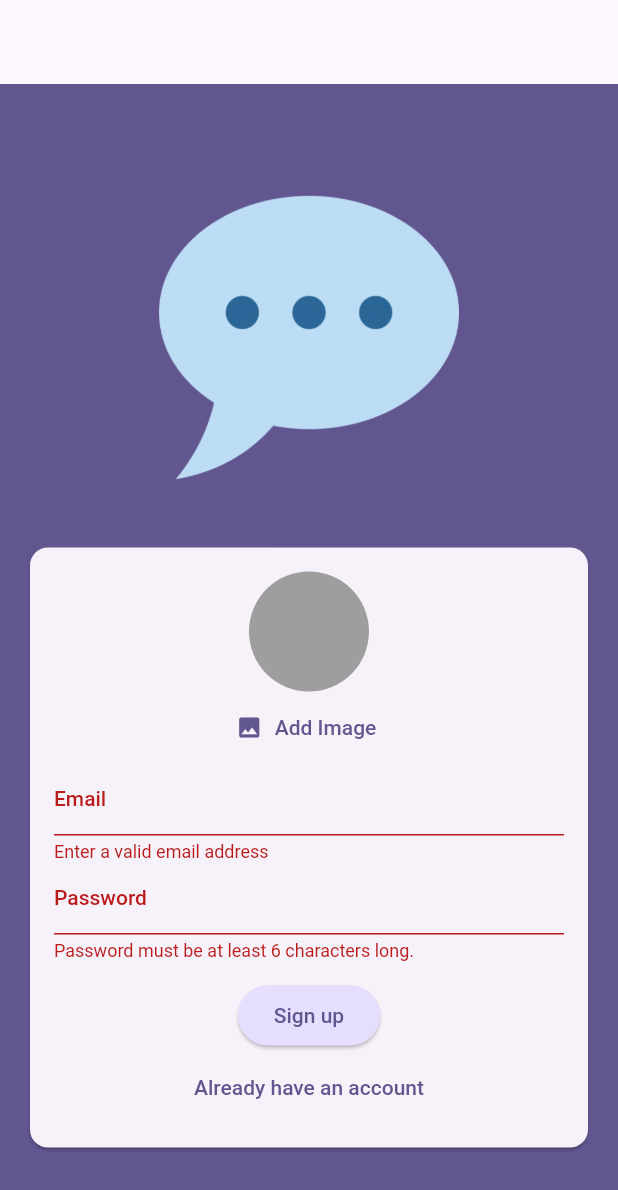
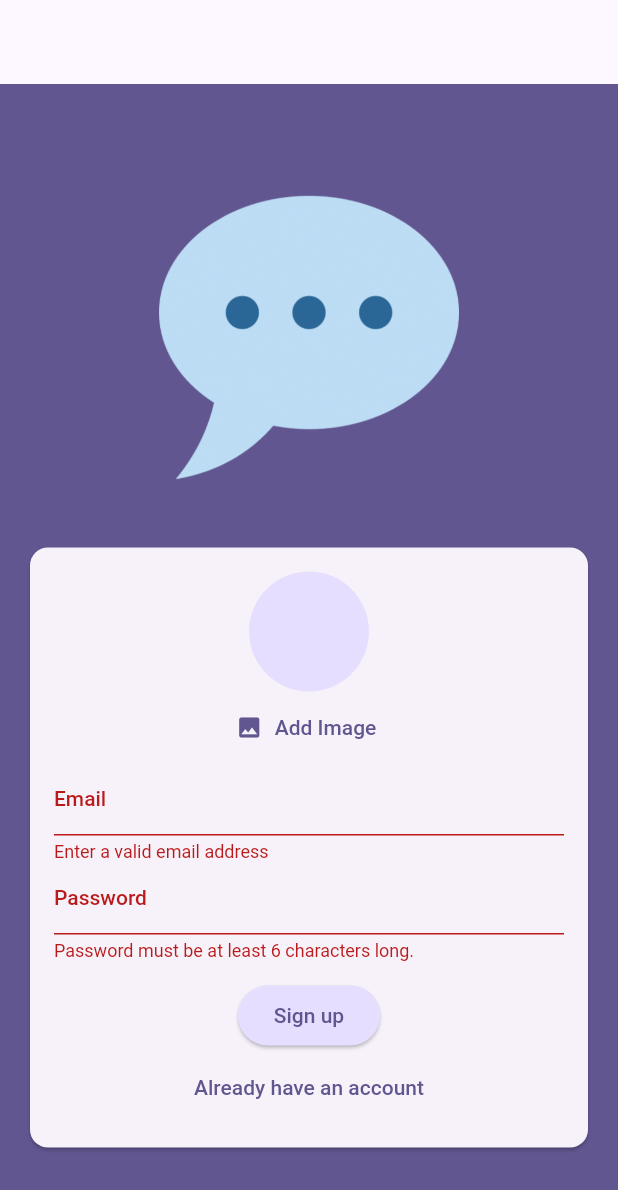
Before and after one commit to ElbertNatan/Flutter-chat-app, a Flutter app: the screen it shows after launch, after a tap on "Login", after a tap on "Register", after a tap on "Add Image", on a phone screen of 412 x 824 dp. Shown: the top 1190 px of the screen. Run offline on Flutter 3.47's test engine with Material 2 defaults, Android fonts, the phone set to English and light mode, and no system bars; our stand-ins replace firebase_auth, firebase_core, firebase_storage, image_picker; accounts and stored records are empty.

Commit message:
- upload de imagem  - teste de login

```diff
--- a/flutter_chat_app/lib/screens/auth.dart
+++ b/flutter_chat_app/lib/screens/auth.dart
@@ -1,5 +1,6 @@
 import 'dart:io';
 
+import 'package:firebase_storage/firebase_storage.dart';
 import 'package:flutter/material.dart';
 import 'package:firebase_auth/firebase_auth.dart';
 import 'package:flutter_chat_app/widgets/user_image_picker.dart';
@@ -22,6 +23,7 @@ class _AuthScreenState extends State<AuthScreen> {
   var _enteredEmail = '';
   var _enteredPassword = '';
   File? _selectedImage;
+  var _isAuthenticating = false;
 
   void _submit() async {
     final isValid = _formKey.currentState!.validate();
@@ -30,31 +32,38 @@ class _AuthScreenState extends State<AuthScreen> {
       return;
     }
 
-    if(!isValid || !_isLogin && _selectedImage ==null){
+    if (!isValid || !_isLogin && _selectedImage == null) {
       return;
     }
 
     _formKey.currentState!.save();
+    try {
+      setState(() {
+        _isAuthenticating = true;
+      });
       if (_isLogin) {
-      try {
         final userCredentials = await _firebase.signInWithEmailAndPassword(
             email: _enteredEmail, password: _enteredPassword);
-      } on FirebaseAuthException catch (e) {
-        ScaffoldMessenger.of(context).clearSnackBars();
-        ScaffoldMessenger.of(context).showSnackBar(SnackBar(
-            content: Text(e.message ??
-                'Authentication failed. Email or password not found.')));
-      }
       } else {
-      try {
         final userCredentials = await _firebase.createUserWithEmailAndPassword(
             email: _enteredEmail, password: _enteredPassword);
-        print(userCredentials);
+
+        final storageRef = FirebaseStorage.instance
+            .ref()
+            .child('user_images')
+            .child('${userCredentials.user!.uid}.jpg');
+
+        await storageRef.putFile(_selectedImage!);
+        final imageUrl = await storageRef.getDownloadURL();
+        print(imageUrl);
+      }
     } on FirebaseAuthException catch (e) {
       ScaffoldMessenger.of(context).clearSnackBars();
       ScaffoldMessenger.of(context).showSnackBar(
           SnackBar(content: Text(e.message ?? 'Authentication failed')));
-      }
+      setState(() {
+        _isAuthenticating = false;
+      });
     }
   }
 
@@ -125,6 +134,9 @@ class _AuthScreenState extends State<AuthScreen> {
                           const SizedBox(
                             height: 12,
                           ),
+                          if (_isAuthenticating)
+                            const CircularProgressIndicator(),
+                          if (!_isAuthenticating)
                             ElevatedButton(
                               onPressed: _submit,
                               style: ElevatedButton.styleFrom(
@@ -134,6 +146,7 @@ class _AuthScreenState extends State<AuthScreen> {
                               ),
                               child: Text(_isLogin ? 'Login' : 'Sign up'),
                             ),
+                          if (!_isAuthenticating)
                             TextButton(
                               onPressed: () {
                                 setState(() {
--- a/flutter_chat_app/lib/widgets/user_image_picker.dart
+++ b/flutter_chat_app/lib/widgets/user_image_picker.dart
@@ -17,19 +17,19 @@ class UserImagePicker extends StatefulWidget {
 class _UserImagePickerState extends State<UserImagePicker> {
   File? _pickedImageFile;
 
-  void _pickImage() {
-    final pickedImage = ImagePicker().pickImage(
+  void _pickImage() async {
+    final pickedImage = await ImagePicker().pickImage(
       source: ImageSource.camera,
       imageQuality: 50,
       maxWidth: 150,
     );
 
-    if (_pickedImageFile == null) {
+    if (pickedImage == null) {
       return;
     }
 
     setState(() {
-      _pickedImageFile = File(_pickedImageFile!.path);
+      _pickedImageFile = File(pickedImage.path);
     });
 
     widget.onPickImage(_pickedImageFile!);
@@ -41,7 +41,7 @@ class _UserImagePickerState extends State<UserImagePicker> {
       children: [
         CircleAvatar(
           radius: 40,
-          backgroundColor: Colors.grey,
+          foregroundColor: Colors.grey,
           foregroundImage:
               _pickedImageFile != null ? FileImage(_pickedImageFile!) : null,
         ),
```
Lines whose indentation alone changed are shown as unchanged.
